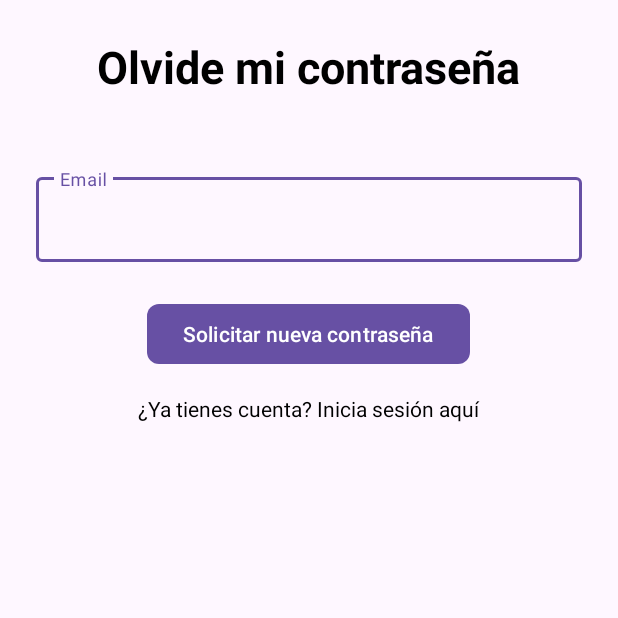
After one commit to NicoelRepo/deremate-12, an Android app: the PasswordRecoveryActivity screen opened directly, with no data from a screen before it, on a phone screen of 412 x 824 dp, the top half of it. The commit adds this screen. Run offline under Robolectric (Android 15) with nearby library versions, the phone set to English and light mode, and no system bars; our stand-ins replace Dagger/Hilt's generated code; network calls fail.

Commit message:
password recovery

```diff
--- a/app/src/main/AndroidManifest.xml
+++ b/app/src/main/AndroidManifest.xml
@@ -32,6 +32,12 @@
             android:name=".RegisterActivity"
             android:exported="false" />
         <activity
+            android:name=".PasswordRecoveryActivity"
+            android:exported="false" />
+        <activity
+            android:name=".ConfirmarRecoveryActivity"
+            android:exported="false" />
+        <activity
             android:name=".EntregaDetailsActivity"
             android:exported="false" />
 
--- a/app/src/main/java/ar/edu/uade/deremateapp/MainActivity.java
+++ b/app/src/main/java/ar/edu/uade/deremateapp/MainActivity.java
@@ -50,7 +50,7 @@ public class MainActivity extends AppCompatActivity
         Fragment homeFragment = HomeFragment.newInstance();
         Fragment debugFragment = new DebugFragment();
 
-        setCurrentFragment(homeFragment);
+        setCurrentFragment(profileFragment);
 
         bottomNavigationView.setOnItemSelectedListener(item -> {
             if(item.getItemId() == R.id.profile) {
--- /dev/null
+++ b/app/src/main/java/ar/edu/uade/deremateapp/PasswordRecoveryActivity.java
@@ -0,0 +1,109 @@
+package ar.edu.uade.deremateapp;
+
+import android.content.Intent;
+import android.os.Bundle;
+import android.view.View;
+import android.widget.Button;
+import android.widget.EditText;
+import android.widget.TextView;
+
+import androidx.appcompat.app.AppCompatActivity;
+
+import javax.inject.Inject;
+
+import ar.edu.uade.deremateapp.data.api.RegistroAPIService;
+import ar.edu.uade.deremateapp.data.api.model.UsuarioDTO;
+import dagger.hilt.android.AndroidEntryPoint;
+import retrofit2.Call;
+import retrofit2.Callback;
+import retrofit2.Response;
+
+
+@AndroidEntryPoint
+public class PasswordRecoveryActivity extends AppCompatActivity {
+
+
+
+        private EditText editTextEmailRecovery;
+        private Button buttonRecovery;
+        private TextView textViewLoginLink;
+        private TextView textViewRegisterError;
+        @Inject
+        RegistroAPIService registroAPIService;
+
+        /*** url backend
+         * Nota, por el momento se tiene que modificar con la ip privada local de cada uno, hay que modificarlo ***/
+        private static final String URL_REGISTRO = BuildConfig.BACKEND_URL + "/auth/registro";
+
+        @Override
+        protected void onCreate(Bundle savedInstanceState) {
+        super.onCreate(savedInstanceState);
+        setContentView(R.layout.activity_password_recovery);
+
+        editTextEmailRecovery = findViewById(R.id.editTextEmailRecoveey);
+        buttonRecovery = findViewById(R.id.buttonPasswordRecovey);
+        textViewLoginLink = findViewById(R.id.textViewLoginLink);
+        textViewRegisterError = findViewById(R.id.textViewRegisterError);
+
+            buttonRecovery.setOnClickListener(new View.OnClickListener() {
+            @Override
+            public void onClick(View v) {
+                String email = editTextEmailRecovery.getText().toString().trim();
+
+                // Validaciones
+                if (email.isEmpty()) {
+                    textViewRegisterError.setText("Todos los campos son obligatorios.");
+                    textViewRegisterError.setVisibility(View.VISIBLE);
+                    return;
+                }
+
+                if (!email.matches("[a-zA-Z0-9._%+-]+@[a-zA-Z0-9.-]+\\.[a-zA-Z]{2,}")) {
+                    textViewRegisterError.setText("El correo ingresado no es válido.");
+                    textViewRegisterError.setVisibility(View.VISIBLE);
+                    return;
+                }
+
+
+                textViewRegisterError.setVisibility(View.GONE); // Ocultamos errores si todo está bien
+
+                UsuarioDTO usuarioDTO = new UsuarioDTO();
+                usuarioDTO.setEmail(email);
+
+                recoverUser(usuarioDTO);
+            }
+        });
+
+        textViewLoginLink.setOnClickListener(new View.OnClickListener() {
+            @Override
+            public void onClick(View v) {
+                finish(); // Vuelve a la LoginActivity
+            }
+        });
+    }
+
+        private void recoverUser(UsuarioDTO usuarioDTO) {
+        registroAPIService.doRecovery(usuarioDTO).enqueue(new Callback<>() {
+            @Override
+            public void onResponse(Call<UsuarioDTO> call, Response<UsuarioDTO> response) {
+                if (response.isSuccessful()) {
+                    // Pasar email al proximo intent para usarlo con el codigo
+                    Intent intent = new Intent(PasswordRecoveryActivity.this, ConfirmarRecoveryActivity.class);
+                    intent.putExtra("email", usuarioDTO.getEmail());
+                    startActivity(intent);
+                    finish();
+                } else {
+                    textViewRegisterError.setText("Error de recupero.");
+                    textViewRegisterError.setVisibility(View.VISIBLE);
+                }
+            }
+
+            @Override
+            public void onFailure(Call<UsuarioDTO> call, Throwable t) {
+                textViewRegisterError.setText("Error de conexión.");
+                textViewRegisterError.setVisibility(View.VISIBLE);
+            }
+        });
+    }
+
+
+}
--- a/app/src/main/java/ar/edu/uade/deremateapp/ProfileFragment.java
+++ b/app/src/main/java/ar/edu/uade/deremateapp/ProfileFragment.java
@@ -45,7 +45,7 @@ public class ProfileFragment extends Fragment {
     @Nullable
     public View onCreateView(@NonNull LayoutInflater inflater, @Nullable ViewGroup container, @Nullable Bundle savedInstanceState) {
         // Inflate the layout for this fragment
-        return inflater.inflate(R.layout.fragment_home, container, false);
+        return inflater.inflate(R.layout.fragment_profile, container, false);
     }
 
     public void onViewCreated(@NonNull View view, @Nullable Bundle savedInstanceState) {
--- a/app/src/main/java/ar/edu/uade/deremateapp/data/api/RegistroAPIService.java
+++ b/app/src/main/java/ar/edu/uade/deremateapp/data/api/RegistroAPIService.java
@@ -1,6 +1,7 @@
 package ar.edu.uade.deremateapp.data.api;
 
 import ar.edu.uade.deremateapp.data.api.model.ConfirmacionRegistroDTO;
+import ar.edu.uade.deremateapp.data.api.model.ConfirmarRecoveryDTO;
 import ar.edu.uade.deremateapp.data.api.model.UsuarioDTO;
 import retrofit2.Call;
 import retrofit2.http.Body;
@@ -14,4 +15,10 @@ public interface RegistroAPIService {
     @POST("auth/confirmar-registro")
     Call<Void> doConfirmarRegistro(@Body ConfirmacionRegistroDTO dto);
 
+    @POST("auth/olvido-password")
+    Call<UsuarioDTO> doRecovery(@Body UsuarioDTO dto);
+
+    @POST("auth/confirmar-passwd-recovery")
+    Call<Void> doConfirmarRecovery(@Body ConfirmarRecoveryDTO dto);
+
 }
--- /dev/null
+++ b/app/src/main/res/layout/activity_password_recovery.xml
@@ -0,0 +1,72 @@
+<?xml version="1.0" encoding="utf-8"?>
+<ScrollView xmlns:android="http://schemas.android.com/apk/res/android"
+    xmlns:app="http://schemas.android.com/apk/res-auto"
+    android:layout_width="match_parent"
+    android:layout_height="match_parent"
+    android:fitsSystemWindows="true"
+    android:fillViewport="true">
+
+
+    <LinearLayout
+        android:layout_width="match_parent"
+        android:layout_height="wrap_content"
+        android:gravity="center_horizontal"
+        android:orientation="vertical"
+        android:padding="24dp">
+
+        <TextView
+            android:layout_width="wrap_content"
+            android:layout_height="wrap_content"
+            android:layout_marginBottom="32dp"
+            android:text="Olvide mi contraseña"
+            android:textSize="30sp"
+            android:textStyle="bold"
+            android:textColor="@color/black" />
+
+        <com.google.android.material.textfield.TextInputLayout
+            android:layout_width="match_parent"
+            android:layout_height="wrap_content"
+            android:layout_marginTop="16dp"
+            android:hint="Email">
+
+            <com.google.android.material.textfield.TextInputEditText
+                android:id="@+id/editTextEmailRecoveey"
+                android:layout_width="match_parent"
+                android:layout_height="wrap_content"
+                android:inputType="textEmailAddress"
+                android:paddingStart="?android:attr/listPreferredItemPaddingStart" />
+
+        </com.google.android.material.textfield.TextInputLayout>
+
+
+
+        <com.google.android.material.button.MaterialButton
+            android:id="@+id/buttonPasswordRecovey"
+            android:layout_width="wrap_content"
+            android:layout_height="wrap_content"
+            android:layout_marginTop="24dp"
+            android:text="Solicitar nueva contraseña"
+            app:cornerRadius="8dp" />
+
+        <TextView
+            android:id="@+id/textViewLoginLink"
+            android:layout_width="wrap_content"
+            android:layout_height="wrap_content"
+            android:layout_marginTop="16dp"
+            android:clickable="true"
+            android:focusable="true"
+            android:text="¿Ya tienes cuenta? Inicia sesión aquí"
+            android:textAppearance="?android:textAppearanceSmall"
+            android:textColor="@color/black" />
+
+        <TextView
+            android:id="@+id/textViewRegisterError"
+            android:layout_width="wrap_content"
+            android:layout_height="wrap_content"
+            android:layout_marginTop="16dp"
+            android:textColor="@android:color/holo_red_dark"
+            android:layout_gravity="center_horizontal"
+            android:visibility="gone" />
+
+    </LinearLayout>
+</ScrollView>
```
Also changed, not shown: app/src/main/java/ar/edu/uade/deremateapp/ConfirmarRecoveryActivity.java (added, +79 -0 lines), app/src/main/java/ar/edu/uade/deremateapp/LoginActivity.java (+7 -0 lines), app/src/main/java/ar/edu/uade/deremateapp/data/api/model/ConfirmarRecoveryDTO.java (added, +12 -0 lines), app/src/main/res/layout/activity_confirmacion_recovery.xml (added, +56 -0 lines), app/src/main/res/layout/activity_login.xml (+10 -0 lines), app/src/main/res/layout/fragment_profile.xml (+28 -11 lines).
